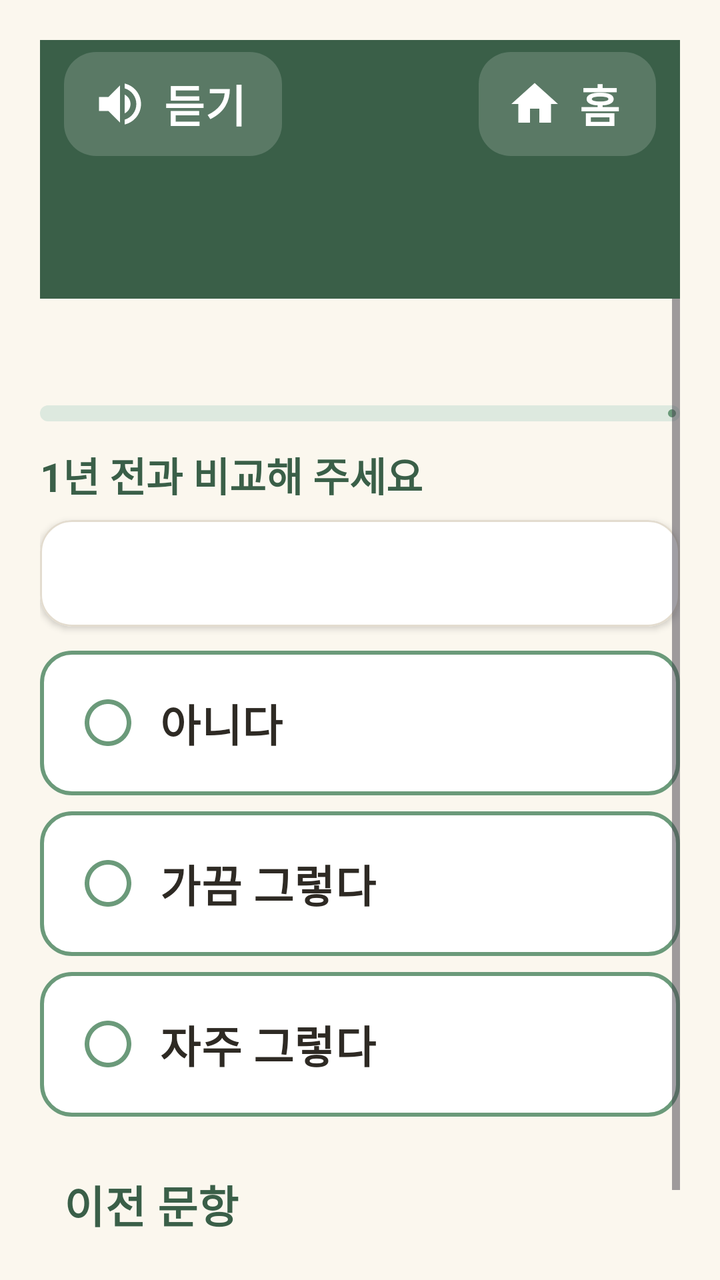
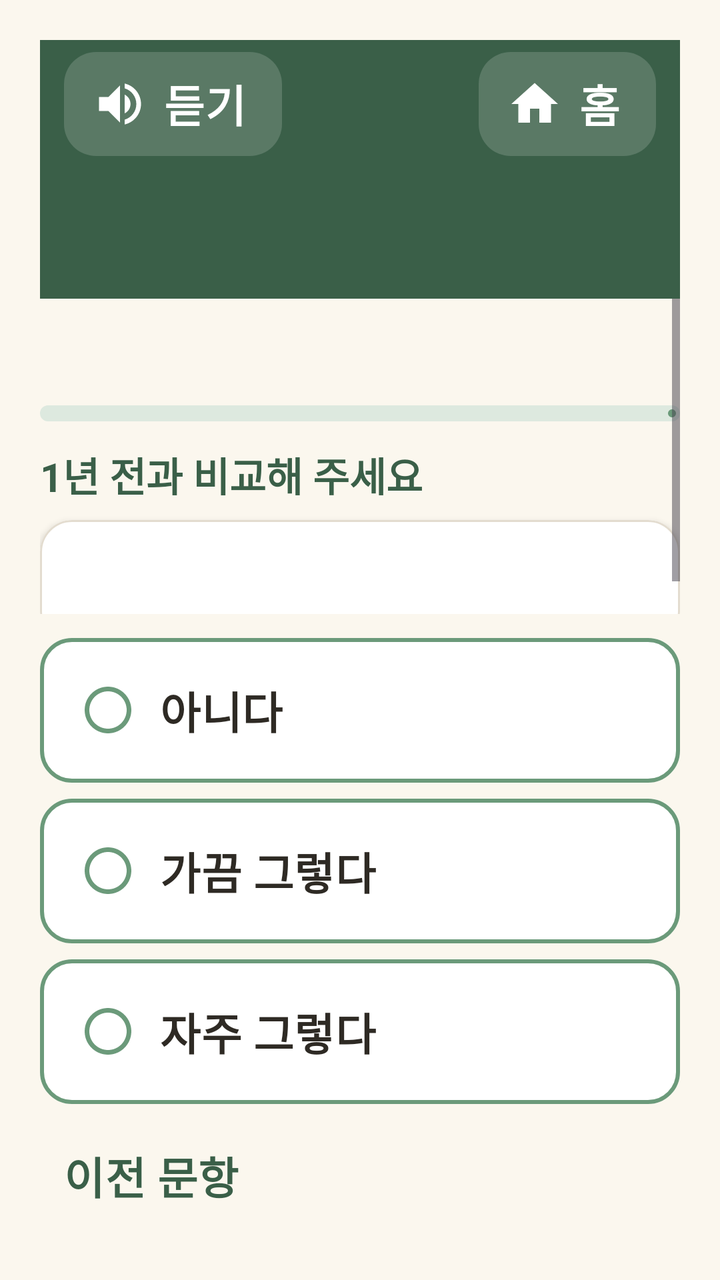

Compare the two renders of this Android layout. The source of the first and the diff that turns it into the second are given below.
<!-- AndroidManifest.xml: application theme Theme.Dorawing -->
<!-- res/layout/activity_diagnosis_question.xml -->
<?xml version="1.0" encoding="utf-8"?>
<LinearLayout xmlns:android="http://schemas.android.com/apk/res/android"
    xmlns:app="http://schemas.android.com/apk/res-auto"
    android:layout_width="match_parent"
    android:layout_height="match_parent"
    android:orientation="vertical"
    android:padding="@dimen/screen_padding">

    <include
        android:id="@+id/topBar"
        layout="@layout/view_top_bar" />

    
    <ScrollView
        android:layout_width="match_parent"
        android:layout_height="0dp"
        android:layout_weight="1"
        android:fadeScrollbars="false"
        android:fillViewport="true">

        <LinearLayout
            android:layout_width="match_parent"
            android:layout_height="wrap_content"
            android:orientation="vertical"
            android:paddingBottom="@dimen/gap">

            
            <TextView
                android:id="@+id/tvProgress"
                style="@style/Text.Heading"
                android:layout_width="match_parent"
                android:layout_height="wrap_content"
                android:layout_marginTop="@dimen/card_gap" />

            <com.google.android.material.progressindicator.LinearProgressIndicator
                android:id="@+id/progressBar"
                android:layout_width="match_parent"
                android:layout_height="wrap_content"
                android:layout_marginTop="8dp"
                android:importantForAccessibility="no"
                android:max="15"
                app:indicatorColor="@color/green_mid"
                app:trackColor="@color/green_light"
                app:trackCornerRadius="4dp"
                app:trackThickness="8dp" />

            
            <TextView
                android:layout_width="match_parent"
                android:layout_height="wrap_content"
                android:layout_marginTop="@dimen/gap"
                android:text="@string/diag_compare"
                android:textColor="@color/green_dark"
                android:textStyle="bold" />

            
            <com.google.android.material.card.MaterialCardView
                style="@style/Card"
                android:layout_width="match_parent"
                android:layout_height="wrap_content"
                android:layout_marginTop="8dp"
                app:contentPaddingBottom="@dimen/gap"
                app:contentPaddingTop="@dimen/gap">

                <LinearLayout
                    android:layout_width="match_parent"
                    android:layout_height="wrap_content"
                    android:orientation="vertical">

                    
                    <TextView
                        android:id="@+id/tvNotice"
                        style="@style/Text.Error"
                        android:layout_width="match_parent"
                        android:layout_height="wrap_content"
                        android:layout_marginBottom="@dimen/gap"
                        android:text="@string/diag_answer_please"
                        android:visibility="gone" />

                    <TextView
                        android:id="@+id/tvQuestion"
                        style="@style/Text.Heading"
                        android:layout_width="match_parent"
                        android:layout_height="wrap_content"
                        android:textColor="@color/text_main" />
                </LinearLayout>
            </com.google.android.material.card.MaterialCardView>

            
            <Space
                android:layout_width="match_parent"
                android:layout_height="0dp"
                android:layout_weight="1" />

            
            <com.google.android.material.button.MaterialButton
                android:id="@+id/btnAnswer0"
                style="@style/Button.Choice"
                android:layout_width="match_parent"
                android:layout_height="wrap_content"
                android:layout_marginTop="@dimen/gap"
                android:text="@string/diag_answer_0" />

            <com.google.android.material.button.MaterialButton
                android:id="@+id/btnAnswer1"
                style="@style/Button.Choice"
                android:layout_width="match_parent"
                android:layout_height="wrap_content"
                android:layout_marginTop="8dp"
                android:text="@string/diag_answer_1" />

            <com.google.android.material.button.MaterialButton
                android:id="@+id/btnAnswer2"
                style="@style/Button.Choice"
                android:layout_width="match_parent"
                android:layout_height="wrap_content"
                android:layout_marginTop="8dp"
                android:text="@string/diag_answer_2" />

            <com.google.android.material.button.MaterialButton
                android:id="@+id/btnPrev"
                style="@style/Button.Text"
                android:layout_width="wrap_content"
                android:layout_height="wrap_content"
                android:layout_marginTop="@dimen/gap"
                android:text="@string/diag_prev" />
        </LinearLayout>
    </ScrollView>
</LinearLayout>
<!-- res/layout/view_top_bar.xml (included above) -->
<?xml version="1.0" encoding="utf-8"?>
<LinearLayout xmlns:android="http://schemas.android.com/apk/res/android"
    xmlns:app="http://schemas.android.com/apk/res-auto"
    android:layout_width="match_parent"
    android:layout_height="wrap_content"
    android:background="@color/green_dark"
    android:orientation="vertical"
    android:paddingStart="@dimen/bar_padding"
    android:paddingEnd="@dimen/bar_padding"
    android:paddingBottom="@dimen/bar_bottom">

    <LinearLayout
        android:layout_width="match_parent"
        android:layout_height="wrap_content"
        android:gravity="center_vertical"
        android:orientation="horizontal">

        <com.google.android.material.button.MaterialButton
            android:id="@+id/btnSpeak"
            style="@style/Button.Bar"
            android:layout_width="wrap_content"
            android:layout_height="wrap_content"
            android:text="@string/top_speak"
            app:icon="@drawable/ic_speaker" />

        <Space
            android:layout_width="0dp"
            android:layout_height="0dp"
            android:layout_weight="1" />

        <com.google.android.material.button.MaterialButton
            android:id="@+id/btnHome"
            style="@style/Button.Bar"
            android:layout_width="wrap_content"
            android:layout_height="wrap_content"
            android:text="@string/top_home"
            app:icon="@drawable/ic_home" />
    </LinearLayout>

    <TextView
        android:id="@+id/tvTitle"
        style="@style/Text.BarTitle"
        android:layout_width="match_parent"
        android:layout_height="wrap_content"
        android:layout_marginTop="4dp"
        android:paddingStart="8dp"
        android:paddingEnd="8dp" />

    
    <LinearLayout
        android:id="@+id/boxSubtitle"
        android:layout_width="match_parent"
        android:layout_height="wrap_content"
        android:layout_marginTop="@dimen/gap"
        android:gravity="center_vertical"
        android:orientation="horizontal"
        android:paddingStart="8dp"
        android:paddingEnd="8dp"
        android:visibility="gone">

        <ImageView
            android:layout_width="@dimen/logo_size"
            android:layout_height="@dimen/logo_size"
            android:layout_marginEnd="@dimen/gap"
            android:importantForAccessibility="no"
            android:src="@drawable/ic_logo" />

        <TextView
            style="@style/Text.BarSub"
            android:layout_width="0dp"
            android:layout_height="wrap_content"
            android:layout_weight="1"
            android:text="@string/app_subtitle" />
    </LinearLayout>
</LinearLayout>
<!-- resources referenced by this layout -->
<resources>
  <color name="green_dark">#3A5F48</color>
  <color name="green_light">#DDE9DF</color>
  <color name="green_mid">#6B9A7A</color>
  <color name="text_main">#2E2A24</color>
  <dimen name="bar_bottom">24dp</dimen>
  <dimen name="bar_padding">12dp</dimen>
  <dimen name="card_gap">16dp</dimen>
  <dimen name="gap">12dp</dimen>
  <dimen name="logo_size">44dp</dimen>
  <dimen name="screen_padding">20dp</dimen>
  <!-- drawable ic_home (drawable) -->
  <vector xmlns:android="http://schemas.android.com/apk/res/android"
      android:width="24dp"
      android:height="24dp"
      android:viewportWidth="24"
      android:viewportHeight="24">
      <path
          android:fillColor="#FF000000"
          android:pathData="M10,20v-6h4v6h5v-8h3L12,3 2,12h3v8z" />
  </vector>
  <string name="app_subtitle">오늘의 기억을 그리다</string>
  <string name="diag_answer_0">아니다</string>
  <string name="diag_answer_1">가끔 그렇다</string>
  <string name="diag_answer_2">자주 그렇다</string>
  <string name="diag_answer_please">이 문항에 답해 주세요</string>
  <string name="diag_compare">1년 전과 비교해 주세요</string>
  <string name="diag_prev">이전 문항</string>
  <string name="top_home">홈</string>
  <string name="top_speak">듣기</string>
  <style name="Text.BarSub" parent="Text.Body">
          <item name="android:textColor">@color/green_light</item>
      </style>
  <style name="Text.BarTitle" parent="Text.Title">
          <item name="android:textColor">@color/white</item>
      </style>
  <style name="Text.Error" parent="Text.Body">
          <item name="android:textColor">@color/error_brown</item>
          <item name="android:textStyle">bold</item>
      </style>
  <style name="Text.Heading" parent="Text.Body">
          <item name="android:textSize">@dimen/text_heading</item>
          <item name="android:textStyle">bold</item>
          <item name="android:textColor">@color/green_dark</item>
      </style>
  <dimen name="button_height">64dp</dimen>
  <dimen name="bar_button_inset">6dp</dimen>
  <dimen name="text_button">22sp</dimen>
  <color name="white">#FFFFFFFF</color>
  <dimen name="corner">16dp</dimen>
  <color name="bar_button">#29FFFFFF</color>
  <color name="bar_ripple">#40FFFFFF</color>
  <dimen name="icon_size">28dp</dimen>
  <dimen name="card_padding">20dp</dimen>
  <dimen name="card_elevation">2dp</dimen>
  <color name="line">#E3DCCF</color>
  <dimen name="card_stroke">1dp</dimen>
  <style name="Text.Title" parent="Text.Body">
          <item name="android:textSize">@dimen/text_title</item>
          <item name="android:textStyle">bold</item>
          <item name="android:textColor">@color/green_dark</item>
          <item name="android:lineSpacingMultiplier">1.1</item>
      </style>
  <color name="error_brown">#7A3E1D</color>
  <dimen name="text_heading">22sp</dimen>
  <color name="cream">#FBF7EE</color>
  <color name="text_sub">#6F665A</color>
  <dimen name="button_stroke">2dp</dimen>
  <dimen name="text_body">20sp</dimen>
  <dimen name="text_title">28sp</dimen>
  <style name="Dialog.Box" parent="MaterialAlertDialog.Material3">
          <item name="backgroundTint">@color/white</item>
          <item name="shapeAppearance">@style/Shape.Dialog</item>
      </style>
  <style name="Dialog.Title" parent="MaterialAlertDialog.Material3.Title.Text">
          <item name="android:textSize">@dimen/text_heading</item>
          <item name="android:textStyle">bold</item>
          <item name="android:textColor">@color/green_dark</item>
      </style>
  <style name="Dialog.Button" parent="Widget.Material3.Button.TextButton.Dialog">
          <item name="android:textSize">@dimen/text_button</item>
          <item name="android:textStyle">bold</item>
          <item name="android:minHeight">@dimen/button_height</item>
          <item name="android:textColor">@color/green_dark</item>
      </style>
  <style name="Shape.Dialog" parent="">
          <item name="cornerFamily">rounded</item>
          <item name="cornerSize">@dimen/corner</item>
      </style>
  <!-- unchanged entries left out for length: 16 -->
</resources>

<!-- the commit's change to res/layout/activity_diagnosis_question.xml (unified diff, before → after) -->
@@ -15,14 +15,13 @@
         android:layout_width="match_parent"
         android:layout_height="0dp"
         android:layout_weight="1"
-        android:fadeScrollbars="false"
-        android:fillViewport="true">
+        android:fadeScrollbars="false">
 
         <LinearLayout
             android:layout_width="match_parent"
             android:layout_height="wrap_content"
             android:orientation="vertical"
-            android:paddingBottom="@dimen/gap">
+            android:paddingBottom="4dp">
 
             
             <TextView
@@ -79,53 +78,47 @@
 
                     <TextView
                         android:id="@+id/tvQuestion"
-                        style="@style/Text.Heading"
+                        style="@style/Text.Title"
                         android:layout_width="match_parent"
                         android:layout_height="wrap_content"
                         android:textColor="@color/text_main" />
                 </LinearLayout>
             </com.google.android.material.card.MaterialCardView>
-
-            
-            <Space
-                android:layout_width="match_parent"
-                android:layout_height="0dp"
-                android:layout_weight="1" />
-
-            
-            <com.google.android.material.button.MaterialButton
-                android:id="@+id/btnAnswer0"
-                style="@style/Button.Choice"
-                android:layout_width="match_parent"
-                android:layout_height="wrap_content"
-                android:layout_marginTop="@dimen/gap"
-                android:text="@string/diag_answer_0" />
-
-            <com.google.android.material.button.MaterialButton
-                android:id="@+id/btnAnswer1"
-                style="@style/Button.Choice"
-                android:layout_width="match_parent"
-                android:layout_height="wrap_content"
-                android:layout_marginTop="8dp"
-                android:text="@string/diag_answer_1" />
-
-            <com.google.android.material.button.MaterialButton
-                android:id="@+id/btnAnswer2"
-                style="@style/Button.Choice"
-                android:layout_width="match_parent"
-                android:layout_height="wrap_content"
-                android:layout_marginTop="8dp"
-                android:text="@string/diag_answer_2" />
-
-            <com.google.android.material.button.MaterialButton
-                android:id="@+id/btnPrev"
-                style="@style/Button.Text"
-                android:layout_width="wrap_content"
-                android:layout_height="wrap_content"
-                android:layout_marginTop="@dimen/gap"
-                android:text="@string/diag_prev" />
         </LinearLayout>
     </ScrollView>
+
+    
+    <com.google.android.material.button.MaterialButton
+        android:id="@+id/btnAnswer0"
+        style="@style/Button.Choice"
+        android:layout_width="match_parent"
+        android:layout_height="wrap_content"
+        android:layout_marginTop="@dimen/gap"
+        android:text="@string/diag_answer_0" />
+
+    <com.google.android.material.button.MaterialButton
+        android:id="@+id/btnAnswer1"
+        style="@style/Button.Choice"
+        android:layout_width="match_parent"
+        android:layout_height="wrap_content"
+        android:layout_marginTop="8dp"
+        android:text="@string/diag_answer_1" />
+
+    <com.google.android.material.button.MaterialButton
+        android:id="@+id/btnAnswer2"
+        style="@style/Button.Choice"
+        android:layout_width="match_parent"
+        android:layout_height="wrap_content"
+        android:layout_marginTop="8dp"
+        android:text="@string/diag_answer_2" />
+
+    <com.google.android.material.button.MaterialButton
+        android:id="@+id/btnPrev"
+        style="@style/Button.Text"
+        android:layout_width="wrap_content"
+        android:layout_height="wrap_content"
+        android:layout_marginTop="4dp"
+        android:text="@string/diag_prev" />
 </LinearLayout>
 <!-- res/layout/view_top_bar.xml (included above) -->
 <?xml version="1.0" encoding="utf-8"?>
